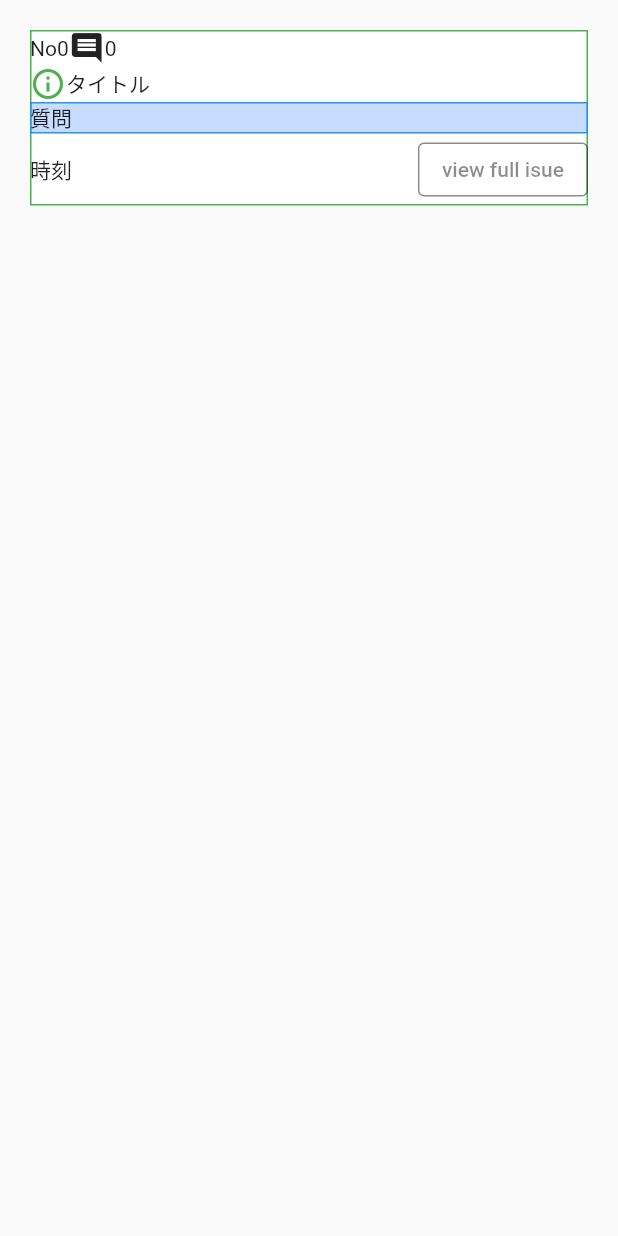
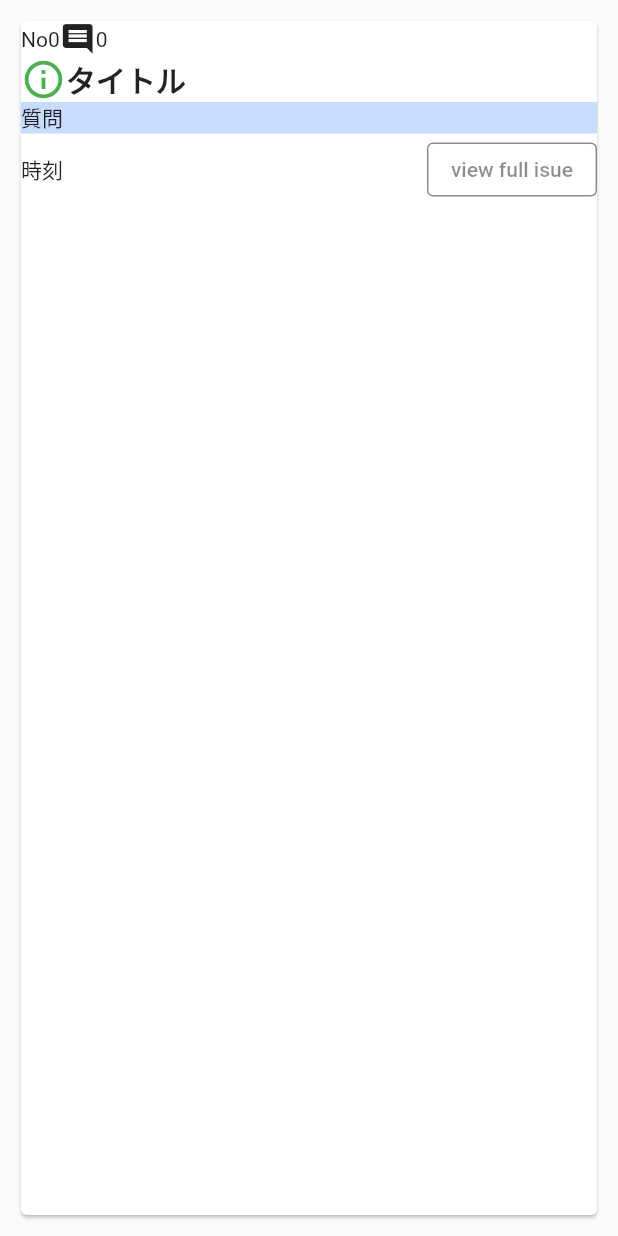
Before and after one commit to toridoritakemura/toridori_task_app, a Flutter app: the OneIssue widget shown alone on an empty page, opened directly, after a tap on "view full isue", on a phone screen of 412 x 824 dp. Run offline on Flutter 3.47's test engine with Material 2 defaults, Android fonts, the phone set to English and light mode, and no system bars; network calls fail.

Commit message:
IssueのAPIをListで取得

```diff
--- a/lib/Model/model.dart
+++ b/lib/Model/model.dart
@@ -1,7 +1,8 @@
-import 'package:toridori_task_app/View/home.dart';
+
 import 'dart:async'; //非同期処理用
 import 'dart:convert';
 import 'package:http/http.dart' ;
+import 'package:toridori_task_app/main.dart';
 
 
 class Issue {
@@ -21,32 +22,54 @@ class Issue {
     required this.since,
   });
 
-  ///APIコール部分
+  ///Issue1個分APIコール部分
   static Future<Issue> searchRepositories() async {
     String url = 'https://api.github.com/repos/flutter/flutter/issues/42';
     try{
-      var result = await get(Uri.parse(url));
-      Map<String,dynamic> data = jsonDecode(result.body);
-      Issue issue = Issue(
+      final result = await get(Uri.parse(url));
+      final data = jsonDecode(result.body);
+      final issue = Issue(
         number : data['number'],
         comments: data['comments'],
         title: data['title'],
         body: data['body'],
         since: data['created_at'],
       );
-        print(data);
+      print(data);
+
       return issue;
 
     }catch(e){
 
       print(e);
       rethrow;
-
-
     }
 
   }
 
+  ///Issue1個分APIコール部分
+  static Future<List<Issue>> getIssueListAPI() async {
+    String url = 'https://api.github.com/repos/flutter/flutter/issues';
+    try{
+      final result = await get(Uri.parse(url));
+      final data = jsonDecode(result.body);
+      final issuesListData = data ;
 
+      final issuesList = issuesListData.map((issue){
+        return Issue (
+          number : data['number'],
+          comments: data['comments'],
+          title: data['title'],
+          body: data['body'],
+          since: data['created_at'],
+        );
 
+      }).toList();
+      return issuesList;
+    }catch(e){
+
+      print(e);
+      rethrow;
+    }
+  }
 }
--- a/lib/View/issue_card.dart
+++ b/lib/View/issue_card.dart
@@ -1,12 +1,10 @@
 import 'package:flutter/material.dart';
 import 'package:toridori_task_app/Model/model.dart';
+import 'package:toridori_task_app/main.dart';
 
 class IssuePage extends StatefulWidget {
   @override
   _IssuePage createState() => _IssuePage();
-
-
-
 }
 
 ///Issueリスト
@@ -43,11 +41,15 @@ class _IssuePage extends  State<IssuePage>{
                             ),
                             Row(
                               children: [
-                                const Icon(
-                                  Icons.info_outline,
-                                  color: Colors.green,
+                                const Icon(Icons.info_outline, color: Colors.green,),
+                                Text(issue.title,
+                                  style: TextStyle(
+                                    fontWeight: FontWeight.bold,
                                   ),
-                                Text(issue.title),
+                                  overflow: TextOverflow.ellipsis, //反応しない
+
+
+                                ),
                               ],
                             ),
 
@@ -77,7 +79,9 @@ class _IssuePage extends  State<IssuePage>{
                                     onPressed: ()  async{
 
                                       setState(() {
-                                        Issue.searchRepositories();
+                                        Issue.getIssueListAPI();
+
+
                                       });
 
                                     },
@@ -110,22 +114,19 @@ class OneIssue extends StatefulWidget {
   @override
   _OneIssue createState() => _OneIssue();
 
+}
 
 
+class _OneIssue extends State<OneIssue> {
 
-
-}
-
-class _OneIssue extends State<OneIssue> {
-  Issue issue = Issue(number: 0, comments: 0, title: 'タイトル', body: '質問', since: '時刻');
   @override
   Widget build(BuildContext context) {
-    return Column(
+    return Padding(
+      padding: const EdgeInsets.all(10.0),
+      child: Card(
+        child: Column(
           children: [
-        Padding(
-          padding: const EdgeInsets.all(20.0),
-          child: DecoratedBox(
-            child: Align(
+            Align(
           alignment: Alignment.topLeft,
           child: Column(
             crossAxisAlignment: CrossAxisAlignment.stretch,
@@ -143,18 +144,35 @@ class _OneIssue extends State<OneIssue> {
                   const Icon(
                     Icons.info_outline,
                     color: Colors.green,
+                    size: 30,
                   ),
-                      Text(issue == null ? '-':issue.title),
+
+                  Flexible(
+                    child: Text(issue.title,
+                      style: TextStyle(
+                        fontSize: 20,
+                        fontWeight: FontWeight.bold,
+                      ),
+                      overflow: TextOverflow.fade,
+                    ),
+                  ),
                 ],
               ),
 
               DecoratedBox(
                   decoration: BoxDecoration(
                     color: Colors.blueAccent.withOpacity(0.3),
-                        border: Border.all(color: Colors.blue),
                   ),
-                      child: Text(issue == null ? '-':issue.body)
+                  child: Text(issue.body,
+                    style: TextStyle(
+
                     ),
+                    overflow: TextOverflow.ellipsis,
+                    maxLines: 4,
+
+                  )
+              ),
+
               Align(
                 alignment: Alignment.bottomLeft,
                 child: Row(
@@ -174,29 +192,20 @@ class _OneIssue extends State<OneIssue> {
                       onPressed: ()  async{
                         issue = await Issue.searchRepositories();
                         setState(() {
-
                                 });
-
-
-
                         },
-
                     ),
-
                   ],
                 ),
               ),
             ],
           ),
         ),
-            decoration: BoxDecoration(
-              color: Colors.white,
-              border: Border.all(color: Colors.green),
-            ),
 
+
+        ],
         ),
       ),
-      ],
     );
 
   }
```
Also changed, not shown: lib/View/home.dart (+11 -0 lines), lib/main.dart (+3 -5 lines). Lines whose indentation alone changed are shown as unchanged.
